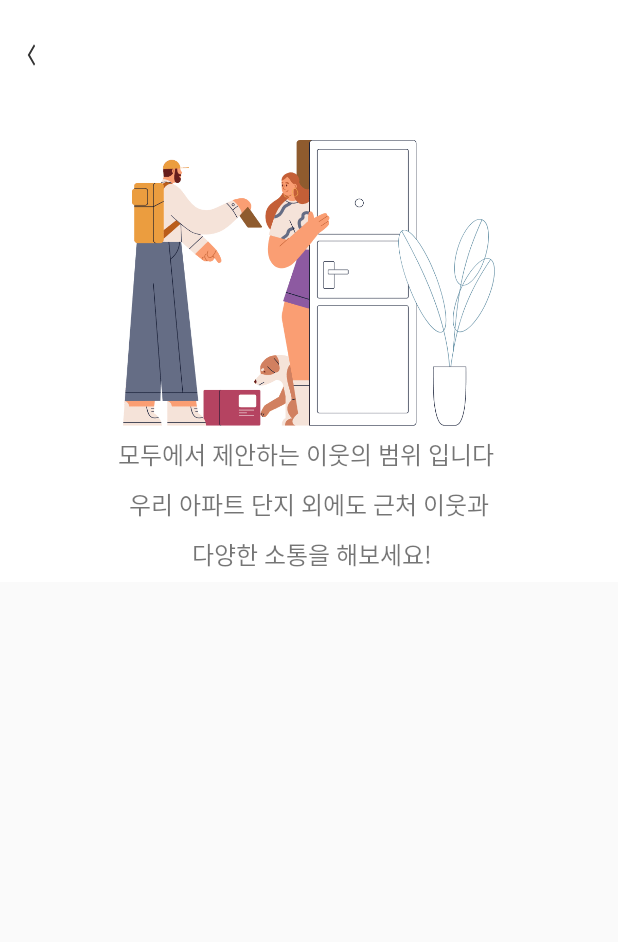
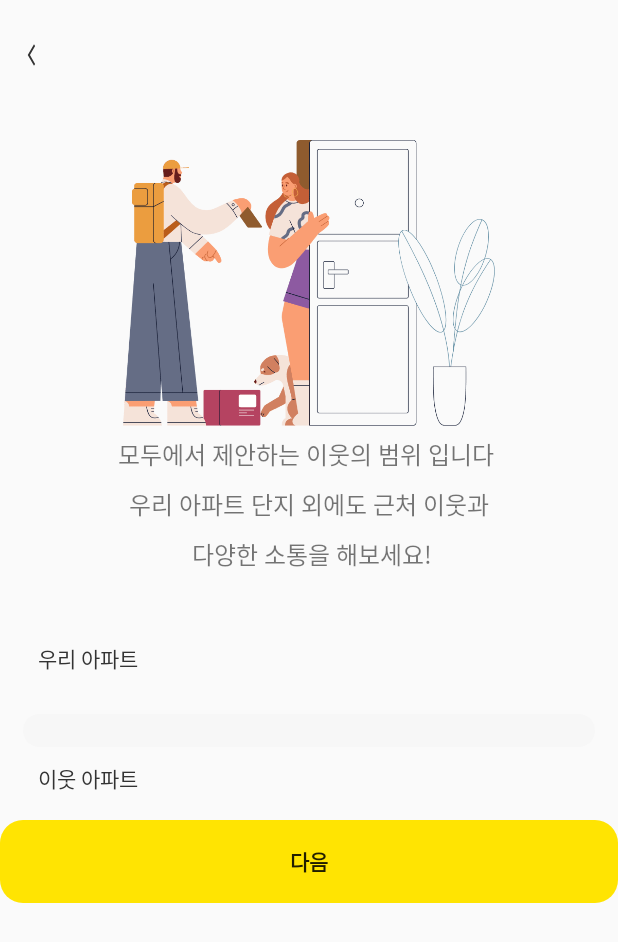
Before and after one commit to jaeilssss/MoaAndroid, an Android app: the MyNeighborhoodFragment screen opened through its navigation route, on a phone screen of 412 x 824 dp. Shown: the top 942 px of the screen. Run offline under Robolectric (Android 15) with nearby library versions, the phone set to English and light mode, and no system bars; our stand-ins replace Firebase (no records; nobody signed in at launch, a user with empty details on screens opened directly), data binding, navigation-ui; 3 statements that could not run were skipped.

Commit message:
자신의 이웃 아파트 보여주기 기능 구현

```diff
--- a/app/src/main/java/com/moa/moakotlin/recyclerview/apt/MyNeighborhoodListAdapter.kt
+++ b/app/src/main/java/com/moa/moakotlin/recyclerview/apt/MyNeighborhoodListAdapter.kt
@@ -14,14 +14,13 @@ class MyNeighborhoodListAdapter() : ListAdapter<String,MyNeighborhoodListAdapter
     }
 
     override fun onBindViewHolder(holder: MyNeighborhoodListAdapter.NeighborhoodViewHolder, position: Int) {
-       println("야")
         holder.binding(currentList[position])
     }
 
     inner class NeighborhoodViewHolder(var binding:ItemMyNeighborhoodTextBinding) : RecyclerView.ViewHolder(binding.root){
 
         fun binding(aptName : String){
-            binding.itemMyNeighborhoodText.text = "3333"
+            binding.itemMyNeighborhoodText.text = aptName
         }
     }
 
--- a/app/src/main/java/com/moa/moakotlin/repository/algoriaRepository.kt
+++ b/app/src/main/java/com/moa/moakotlin/repository/algoriaRepository.kt
@@ -29,11 +29,12 @@ class algoriaRepository {
                     var aroundApt = json.getString("aroundApt")
                    aroundApt= aroundApt.replace("[", "")
                    aroundApt= aroundApt.replace("]", "")
+                    aroundApt = aroundApt.replace("\"","")
                     val aroundAptList: ArrayList<String> = Lists.newArrayList(Splitter.on(",").split(aroundApt))
                     var apt = Apt(json.getString("address"), json.getString("aptCode"),
                             json.getString("aptName"), aroundAptList,
-                            json.getString("doroJuso"), json.getString("lat"),
-                            json.getString("lon")
+                            json.getString("doroJuso"), json.getDouble("lat"),
+                            json.getDouble("lon")
                     )
                     list.add(apt)
                 }
--- a/app/src/main/java/com/moa/moakotlin/repository/apt/AptRepository.kt
+++ b/app/src/main/java/com/moa/moakotlin/repository/apt/AptRepository.kt
@@ -13,6 +13,7 @@ class AptRepository  {
         db.collection("Apart").document(aptCode).get()
                 .addOnSuccessListener {
                     if(it.exists()){
+
                         var data = it.toObject(Apt::class.java)
                         aptName = data?.aptName.toString()
                         println("-------")
--- a/app/src/main/java/com/moa/moakotlin/ui/signup/MyNeighborhoodFragment.kt
+++ b/app/src/main/java/com/moa/moakotlin/ui/signup/MyNeighborhoodFragment.kt
@@ -41,28 +41,26 @@ class MyNeighborhoodFragment : Fragment() {
         navController = findNavController()
         binding.model = viewModel
 
+        arguments?.let {
+            var neighborhood = it.getStringArrayList("neighborhood")
+            if (neighborhood != null) {
+                settingMyNeighborhood(neighborhood)
+            }
+        }
 
-        settingMyNeighborhood()
 
     }
 
-    private fun settingMyNeighborhood(){
-        var list = aptList.getInstance().aroundApt
-        println("${list.size}+dddd))!!")
-        var test = ArrayList<String>()
-
-        CoroutineScope(Dispatchers.Main).launch {
-            var AptNameList = viewModel.getMyAroundNeighborhood(list)
+    private fun settingMyNeighborhood( neighborhood : ArrayList<String>){
 
             var adapter = MyNeighborhoodListAdapter()
-            println("여기 사이즈 몇일까?? ${AptNameList.size}")
-            adapter.submitList(AptNameList)
+            adapter.submitList(neighborhood)
 
             binding.myNeighborhoodRcv.adapter = adapter
 
             binding.myNeighborhoodRcv.layoutManager = LinearLayoutManager(context)
 
-        }
+
     }
 
 }
--- a/app/src/main/res/layout/item_my_neighborhood_text.xml
+++ b/app/src/main/res/layout/item_my_neighborhood_text.xml
@@ -4,7 +4,7 @@
     xmlns:app="http://schemas.android.com/apk/res-auto"
     xmlns:tools="http://schemas.android.com/tools"
     android:layout_width="match_parent"
-    android:layout_height="match_parent">
+    android:layout_height="wrap_content">
     <TextView
         android:layout_width="0dp"
         android:layout_height="wrap_content"
--- a/app/src/main/res/layout/my_neighborhood_fragment.xml
+++ b/app/src/main/res/layout/my_neighborhood_fragment.xml
@@ -1,36 +1,24 @@
 <?xml version="1.0" encoding="utf-8"?>
-<layout>
+<layout
+    xmlns:android="http://schemas.android.com/apk/res/android"
+    xmlns:tools="http://schemas.android.com/tools"
+    xmlns:app="http://schemas.android.com/apk/res-auto"
+    >
+
     <data>
 
         <variable
             name="model"
             type="com.moa.moakotlin.ui.signup.MyNeighborhoodViewModel" />
     </data>
-
-    <androidx.coordinatorlayout.widget.CoordinatorLayout
-        xmlns:android="http://schemas.android.com/apk/res/android"
-        xmlns:tools="http://schemas.android.com/tools"
-        xmlns:app="http://schemas.android.com/apk/res-auto"
+<androidx.core.widget.NestedScrollView
     android:layout_width="match_parent"
     android:layout_height="wrap_content"
+    app:layout_behavior="@string/appbar_scrolling_view_behavior"
     >
-
-        <com.google.android.material.appbar.AppBarLayout
-            android:layout_width="match_parent"
-            app:layout_constraintStart_toStartOf="parent"
-            app:layout_constraintEnd_toEndOf="parent"
-            app:layout_constraintTop_toTopOf="parent"
-            android:id="@+id/appBarLayout"
-            android:layout_height="wrap_content">
-            <com.google.android.material.appbar.CollapsingToolbarLayout
-                android:layout_width="match_parent"
-                android:layout_height="wrap_content"
-                app:layout_scrollFlags="scroll|enterAlways">
    <androidx.constraintlayout.widget.ConstraintLayout
        android:layout_width="match_parent"
-                    android:layout_height="match_parent"
-                    android:background="#ffffff">
-                    <!--    여기 백버튼 sp 로 해봄...!@-->
+       android:layout_height="match_parent">
                     <ImageView
                         android:layout_width="9.8sp"
                         android:layout_height="17sp"
@@ -80,28 +68,16 @@
                         android:lineSpacingExtra="9sp"
                         android:gravity="center"
                         app:layout_constraintDimensionRatio="H,3:1"/>
-                </androidx.constraintlayout.widget.ConstraintLayout>
-            </com.google.android.material.appbar.CollapsingToolbarLayout>
-        </com.google.android.material.appbar.AppBarLayout>
-            <androidx.core.widget.NestedScrollView
-                android:layout_width="match_parent"
-                android:layout_height="wrap_content"
-                app:layout_constraintTop_toBottomOf="@id/appBarLayout"
-                android:fillViewport="true"
-                android:scrollbars="vertical"
-                app:layout_behavior="@string/appbar_scrolling_view_behavior"
-                android:descendantFocusability="blocksDescendants"
-                >
-                <androidx.constraintlayout.widget.ConstraintLayout
-                    android:layout_width="match_parent"
-                    android:layout_height="wrap_content">
+
+
+
                     <TextView
                         android:layout_width="0dp"
                         android:layout_height="0dp"
                         android:text="우리 아파트"
                         app:layout_constraintStart_toStartOf="parent"
                         app:layout_constraintEnd_toEndOf="parent"
-                        app:layout_constraintTop_toTopOf="parent"
+                        app:layout_constraintTop_toBottomOf="@id/neighborhoodMessage"
                         app:layout_constraintDimensionRatio="H,10:1"
                         android:layout_marginTop="40dp"
                         android:layout_marginStart="15dp"
@@ -150,10 +126,19 @@
                         app:layout_constraintEnd_toEndOf="parent"
                         app:layout_constraintTop_toBottomOf="@id/myNeighborhoodAptText"
                         android:id="@+id/myNeighborhoodRcv" />
+
+       <Button
+           android:layout_width="0dp"
+           android:layout_height="55dp"
+           app:layout_constraintStart_toStartOf="parent"
+           app:layout_constraintEnd_toEndOf="parent"
+           app:layout_constraintBottom_toBottomOf="parent"
+           app:layout_constraintTop_toBottomOf="@id/myNeighborhoodRcv"
+           android:background="@drawable/button_shape_main_color"
+           android:text="다음"
+           android:textStyle="bold"
+           android:id="@+id/neighborhoodNextBtn"/>
                 </androidx.constraintlayout.widget.ConstraintLayout>
-
 </androidx.core.widget.NestedScrollView>
 
-    </androidx.coordinatorlayout.widget.CoordinatorLayout>
-
 </layout>
```
Also changed, not shown: app/src/main/java/com/moa/moakotlin/data/Apt.kt (+12 -8 lines), app/src/main/java/com/moa/moakotlin/ui/signup/SignUpInfoFragment.kt (+8 -2 lines), app/src/main/java/com/moa/moakotlin/ui/signup/SignUpInfoViewModel.kt (+11 -0 lines). Lines whose indentation alone changed are shown as unchanged.
